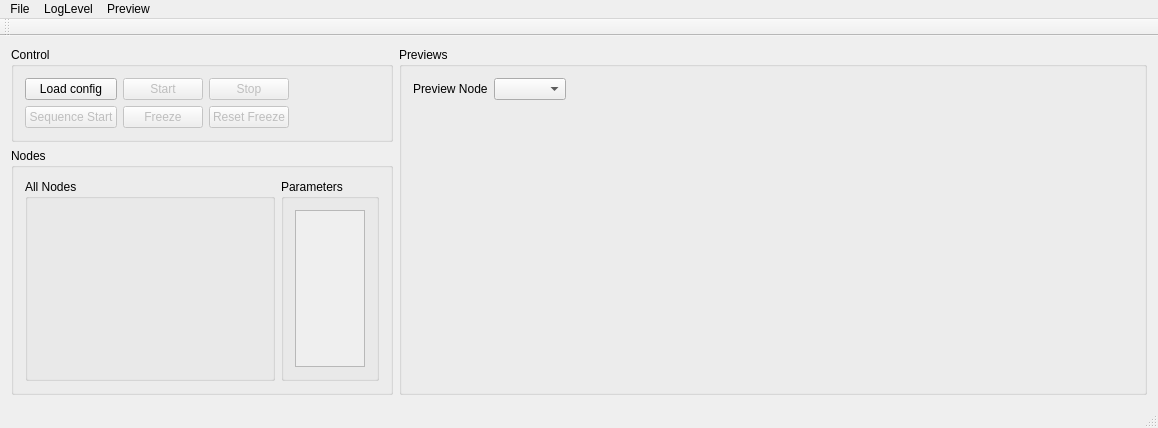
Above: src/GraphicInterface/mainwindow.ui from hrtowii/supra before the change. Below: the same form after it.
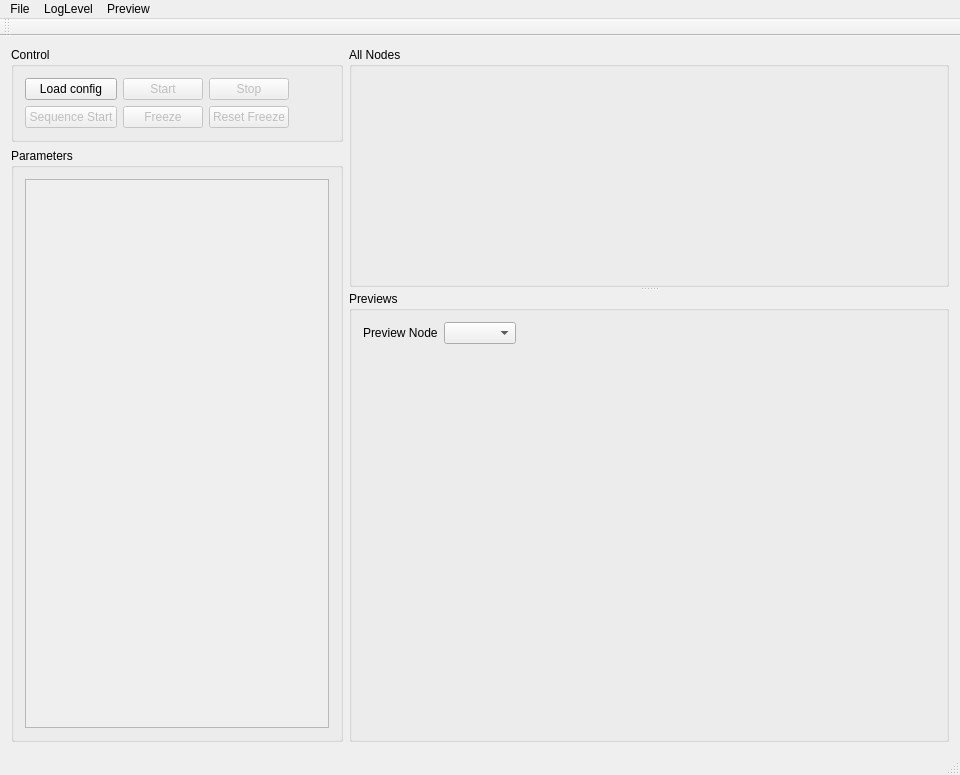
That is the form after the change.

Commit message: Repositioned nodeexplorer for horizontal graph

Diff of the .ui file:
```diff
--- a/src/GraphicInterface/mainwindow.ui
+++ b/src/GraphicInterface/mainwindow.ui
@@ -6,8 +6,8 @@
    <rect>
     <x>0</x>
     <y>0</y>
-    <width>1158</width>
-    <height>428</height>
+    <width>934</width>
+    <height>775</height>
    </rect>
   </property>
   <property name="windowTitle">
@@ -24,8 +24,8 @@
     <item>
      <widget class="QWidget" name="widget" native="true">
       <property name="sizePolicy">
-       <sizepolicy hsizetype="Preferred" vsizetype="Preferred">
-        <horstretch>1</horstretch>
+       <sizepolicy hsizetype="Minimum" vsizetype="Preferred">
+        <horstretch>0</horstretch>
         <verstretch>0</verstretch>
        </sizepolicy>
       </property>
@@ -44,23 +44,16 @@
        </property>
        <item>
         <widget class="QGroupBox" name="groupBoxControl">
+         <property name="sizePolicy">
+          <sizepolicy hsizetype="Minimum" vsizetype="Preferred">
+           <horstretch>0</horstretch>
+           <verstretch>0</verstretch>
+          </sizepolicy>
+         </property>
          <property name="title">
           <string>Control</string>
          </property>
          <layout class="QGridLayout" name="gridLayout">
-          <item row="0" column="6">
-           <spacer name="horizontalSpacer">
-            <property name="orientation">
-             <enum>Qt::Horizontal</enum>
-            </property>
-            <property name="sizeHint" stdset="0">
-             <size>
-              <width>40</width>
-              <height>20</height>
-             </size>
-            </property>
-           </spacer>
-          </item>
           <item row="0" column="0">
            <widget class="QPushButton" name="pushButtonLoad">
             <property name="text">
@@ -68,26 +61,6 @@
             </property>
            </widget>
           </item>
-          <item row="0" column="2">
-           <widget class="QPushButton" name="pushButtonStop">
-            <property name="enabled">
-             <bool>false</bool>
-            </property>
-            <property name="text">
-             <string>Stop</string>
-            </property>
-           </widget>
-          </item>
-          <item row="0" column="1">
-           <widget class="QPushButton" name="pushButtonStart">
-            <property name="enabled">
-             <bool>false</bool>
-            </property>
-            <property name="text">
-             <string>Start</string>
-            </property>
-           </widget>
-          </item>
           <item row="1" column="0">
            <widget class="QPushButton" name="pushButtonSequence">
             <property name="enabled">
@@ -118,39 +91,43 @@
             </property>
            </widget>
           </item>
-         </layout>
-        </widget>
-       </item>
-       <item>
-        <widget class="QGroupBox" name="group_nodes">
-         <property name="sizePolicy">
-          <sizepolicy hsizetype="Minimum" vsizetype="Minimum">
-           <horstretch>0</horstretch>
-           <verstretch>0</verstretch>
-          </sizepolicy>
-         </property>
-         <property name="title">
-          <string>Nodes</string>
-         </property>
-         <layout class="QHBoxLayout" name="horizontalLayout">
-          <item>
-           <widget class="QGroupBox" name="group_allNodes">
-            <property name="sizePolicy">
-             <sizepolicy hsizetype="Minimum" vsizetype="Preferred">
-              <horstretch>0</horstretch>
-              <verstretch>0</verstretch>
-             </sizepolicy>
+          <item row="0" column="2">
+           <widget class="QPushButton" name="pushButtonStop">
+            <property name="enabled">
+             <bool>false</bool>
+            </property>
+            <property name="text">
+             <string>Stop</string>
+            </property>
+           </widget>
+          </item>
+          <item row="0" column="1">
+           <widget class="QPushButton" name="pushButtonStart">
+            <property name="enabled">
+             <bool>false</bool>
+            </property>
+            <property name="text">
+             <string>Start</string>
+            </property>
+           </widget>
+          </item>
+          <item row="0" column="6">
+           <spacer name="horizontalSpacer">
+            <property name="orientation">
+             <enum>Qt::Horizontal</enum>
             </property>
-            <property name="minimumSize">
+            <property name="sizeType">
+             <enum>QSizePolicy::MinimumExpanding</enum>
+            </property>
+            <property name="sizeHint" stdset="0">
              <size>
-              <width>250</width>
-              <height>0</height>
+              <width>40</width>
+              <height>20</height>
              </size>
             </property>
-            <property name="title">
-             <string>All Nodes</string>
-            </property>
-            <layout class="QVBoxLayout" name="verticalLayout"/>
+           </spacer>
+          </item>
+         </layout>
            </widget>
           </item>
           <item>
@@ -167,6 +144,18 @@
             <layout class="QVBoxLayout" name="verticalLayout_4">
              <item>
               <widget class="QScrollArea" name="scrollArea_parameters">
+            <property name="sizePolicy">
+             <sizepolicy hsizetype="Minimum" vsizetype="Expanding">
+              <horstretch>0</horstretch>
+              <verstretch>0</verstretch>
+             </sizepolicy>
+            </property>
+            <property name="minimumSize">
+             <size>
+              <width>50</width>
+              <height>0</height>
+             </size>
+            </property>
                <property name="horizontalScrollBarPolicy">
                 <enum>Qt::ScrollBarAlwaysOff</enum>
                </property>
@@ -178,8 +167,8 @@
                  <rect>
                   <x>0</x>
                   <y>0</y>
-                  <width>69</width>
-                  <height>198</height>
+               <width>288</width>
+               <height>578</height>
                  </rect>
                 </property>
                </widget>
@@ -191,13 +180,56 @@
          </layout>
         </widget>
        </item>
-      </layout>
-     </widget>
-    </item>
     <item>
+     <widget class="QWidget" name="widget_2" native="true">
+      <property name="sizePolicy">
+       <sizepolicy hsizetype="Preferred" vsizetype="Preferred">
+        <horstretch>1</horstretch>
+        <verstretch>0</verstretch>
+       </sizepolicy>
+      </property>
+      <layout class="QGridLayout" name="gridLayout_2">
+       <property name="leftMargin">
+        <number>0</number>
+       </property>
+       <property name="topMargin">
+        <number>0</number>
+       </property>
+       <property name="rightMargin">
+        <number>0</number>
+       </property>
+       <property name="bottomMargin">
+        <number>0</number>
+       </property>
+       <item row="0" column="0">
+        <widget class="QSplitter" name="splitter">
+         <property name="orientation">
+          <enum>Qt::Vertical</enum>
+         </property>
+         <property name="childrenCollapsible">
+          <bool>false</bool>
+         </property>
+         <widget class="QGroupBox" name="group_allNodes">
+          <property name="sizePolicy">
+           <sizepolicy hsizetype="Expanding" vsizetype="Preferred">
+            <horstretch>0</horstretch>
+            <verstretch>0</verstretch>
+           </sizepolicy>
+          </property>
+          <property name="minimumSize">
+           <size>
+            <width>600</width>
+            <height>240</height>
+           </size>
+          </property>
+          <property name="title">
+           <string>All Nodes</string>
+          </property>
+          <layout class="QVBoxLayout" name="verticalLayout"/>
+         </widget>
      <widget class="QGroupBox" name="group_previews">
       <property name="sizePolicy">
-       <sizepolicy hsizetype="MinimumExpanding" vsizetype="Preferred">
+           <sizepolicy hsizetype="Expanding" vsizetype="Preferred">
         <horstretch>10</horstretch>
         <verstretch>0</verstretch>
        </sizepolicy>
@@ -276,6 +308,18 @@
        </item>
        <item>
         <widget class="QFrame" name="framePreviews">
+             <property name="sizePolicy">
+              <sizepolicy hsizetype="Expanding" vsizetype="Preferred">
+               <horstretch>0</horstretch>
+               <verstretch>0</verstretch>
+              </sizepolicy>
+             </property>
+             <property name="minimumSize">
+              <size>
+               <width>0</width>
+               <height>50</height>
+              </size>
+             </property>
          <property name="frameShape">
           <enum>QFrame::NoFrame</enum>
          </property>
@@ -300,6 +344,10 @@
        </item>
       </layout>
      </widget>
+        </widget>
+       </item>
+      </layout>
+     </widget>
     </item>
    </layout>
   </widget>
@@ -308,7 +356,7 @@
     <rect>
      <x>0</x>
      <y>0</y>
-     <width>1158</width>
+     <width>934</width>
      <height>21</height>
     </rect>
    </property>
```
Lines whose indentation alone changed are shown as unchanged. The commit also changes 1 other file.
